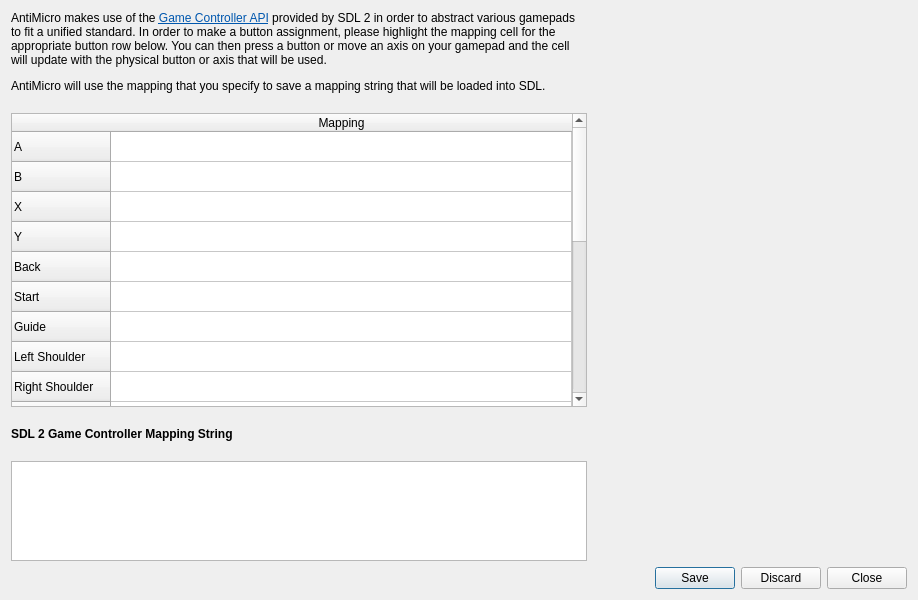
Before: the Qt Designer form src/gamecontrollermappingdialog.ui in AntiMicroX/antimicrox, drawn with Qt 5.
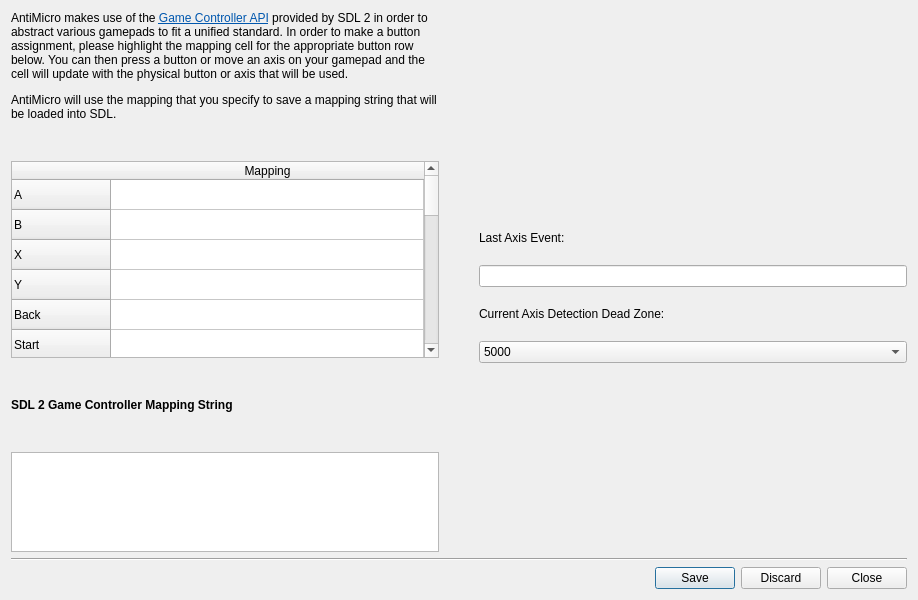
After: the same form once the commit is applied. Custom widgets are drawn as their Qt base class.

Commit message: Added simple dead zone option to Controller Mapping dialog. Related to issue #144.

Patch:
```diff
--- a/src/gamecontrollermappingdialog.ui
+++ b/src/gamecontrollermappingdialog.ui
@@ -19,14 +19,14 @@
   <property name="windowTitle">
    <string>Game Controller Mapping</string>
   </property>
-  <layout class="QVBoxLayout" name="verticalLayout_2">
+  <layout class="QVBoxLayout" name="verticalLayout_4">
    <item>
     <layout class="QHBoxLayout" name="horizontalLayout">
      <property name="spacing">
-      <number>20</number>
+      <number>40</number>
      </property>
      <item>
-      <layout class="QVBoxLayout" name="verticalLayout">
+      <layout class="QVBoxLayout" name="verticalLayout_3">
        <item>
         <widget class="QLabel" name="label">
          <property name="text">
@@ -282,17 +282,108 @@
       </layout>
      </item>
      <item>
-      <widget class="GameControllerExample" name="gameControllerDisplayWidget" native="true">
-       <property name="minimumSize">
-        <size>
-         <width>300</width>
-         <height>200</height>
-        </size>
+      <layout class="QVBoxLayout" name="verticalLayout_2">
+       <property name="spacing">
+        <number>20</number>
        </property>
-      </widget>
+       <item>
+        <widget class="GameControllerExample" name="gameControllerDisplayWidget" native="true">
+         <property name="minimumSize">
+          <size>
+           <width>300</width>
+           <height>200</height>
+          </size>
+         </property>
+        </widget>
+       </item>
+       <item>
+        <layout class="QVBoxLayout" name="verticalLayout">
+         <item>
+          <widget class="QLabel" name="label_4">
+           <property name="text">
+            <string>Last Axis Event:</string>
+           </property>
+          </widget>
+         </item>
+         <item>
+          <widget class="QLineEdit" name="lastAxisEventLineEdit">
+           <property name="readOnly">
+            <bool>true</bool>
+           </property>
+          </widget>
+         </item>
+         <item>
+          <widget class="QLabel" name="label_3">
+           <property name="text">
+            <string>Current Axis Detection Dead Zone:</string>
+           </property>
+          </widget>
+         </item>
+         <item>
+          <widget class="QComboBox" name="axisDeadZoneComboBox">
+           <item>
+            <property name="text">
+             <string>5000</string>
+            </property>
+           </item>
+           <item>
+            <property name="text">
+             <string>10000</string>
+            </property>
+           </item>
+           <item>
+            <property name="text">
+             <string>15000</string>
+            </property>
+           </item>
+           <item>
+            <property name="text">
+             <string>20000</string>
+            </property>
+           </item>
+           <item>
+            <property name="text">
+             <string>25000</string>
+            </property>
+           </item>
+           <item>
+            <property name="text">
+             <string>30000</string>
+            </property>
+           </item>
+           <item>
+            <property name="text">
+             <string>32000</string>
+            </property>
+           </item>
+          </widget>
+         </item>
+         <item>
+          <spacer name="verticalSpacer">
+           <property name="orientation">
+            <enum>Qt::Vertical</enum>
+           </property>
+           <property name="sizeHint" stdset="0">
+            <size>
+             <width>20</width>
+             <height>40</height>
+            </size>
+           </property>
+          </spacer>
+         </item>
+        </layout>
+       </item>
+      </layout>
      </item>
     </layout>
    </item>
+   <item>
+    <widget class="Line" name="line">
+     <property name="orientation">
+      <enum>Qt::Horizontal</enum>
+     </property>
+    </widget>
+   </item>
    <item>
     <widget class="QDialogButtonBox" name="buttonBox">
      <property name="orientation">
```
The commit also changes 6 other files.
